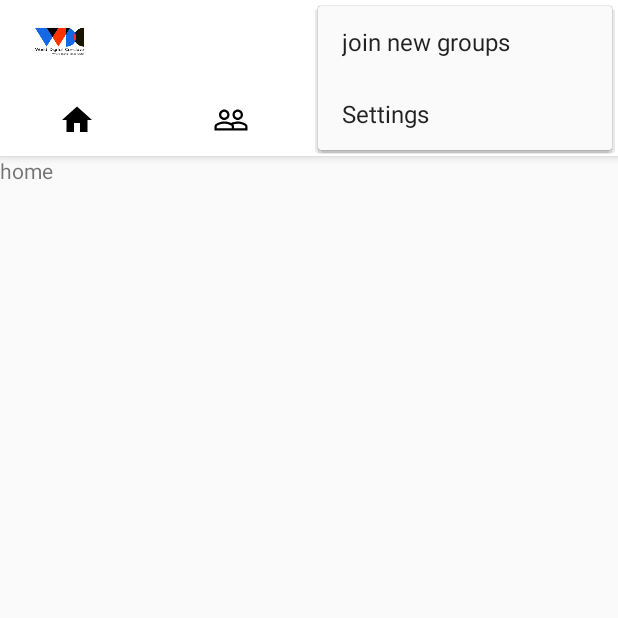
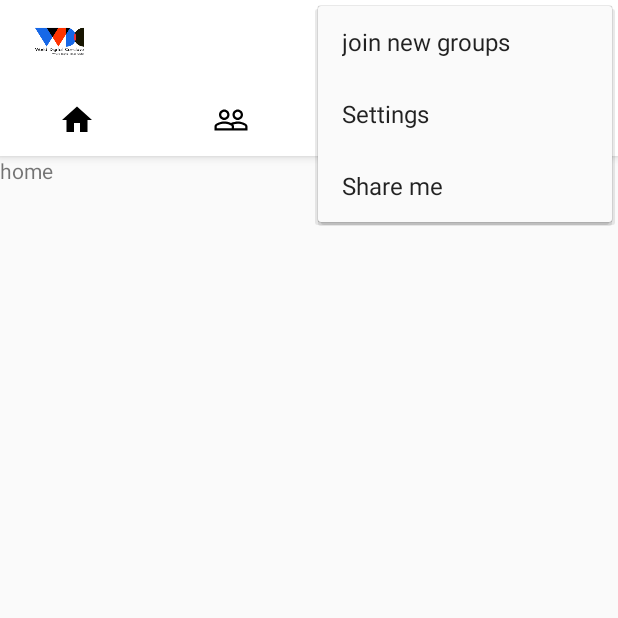
Before and after one commit to PoojaKarangale/Clicks_Digital, an Android app: the StartActivity screen opened directly, with no data from a screen before it, with the options menu open, on a phone screen of 412 x 824 dp, the top half of it. Run offline under Robolectric (Android 15) with nearby library versions, the phone set to English and light mode, and no system bars; our stand-ins replace CircleImageView, Firebase (no records; nobody signed in at launch, a user with empty details on screens opened directly), Picasso; pictures from the network do not load; 1 statement that could not run was skipped.

Commit message:
share app link to friend

```diff
--- a/app/src/main/java/com/pakhi/clicksdigital/Activities/StartActivity.java
+++ b/app/src/main/java/com/pakhi/clicksdigital/Activities/StartActivity.java
@@ -31,6 +31,7 @@ import com.pakhi.clicksdigital.Profile.ProfileActivity;
 import com.pakhi.clicksdigital.R;
 import com.pakhi.clicksdigital.Utils.FirebaseDatabaseInstance;
 import com.pakhi.clicksdigital.Utils.PermissionsHandling;
+import com.pakhi.clicksdigital.Utils.ShareApp;
 import com.pakhi.clicksdigital.Utils.SharedPreference;
 
 import java.text.SimpleDateFormat;
@@ -189,6 +190,11 @@ public class StartActivity extends AppCompatActivity {
             startActivity(new Intent(this, SettingActivity.class));
         }
 
+        if (item.getItemId() == R.id.share_app) {
+           // startActivity(new Intent(this, SettingActivity.class));
+            ShareApp.shareApp(getApplicationContext());
+        }
+
         return true;
     }
 
--- a/app/src/main/res/menu/options_menu.xml
+++ b/app/src/main/res/menu/options_menu.xml
@@ -8,4 +8,8 @@
         android:id="@+id/settings"
         android:title="Settings" />
 
+    <item
+        android:id="@+id/share_app"
+        android:title="Share me" />
+
 </menu>
```
Also changed, not shown: app/src/main/java/com/pakhi/clicksdigital/GroupChat/MyGroupsAdapter.java (+5 -2 lines).
